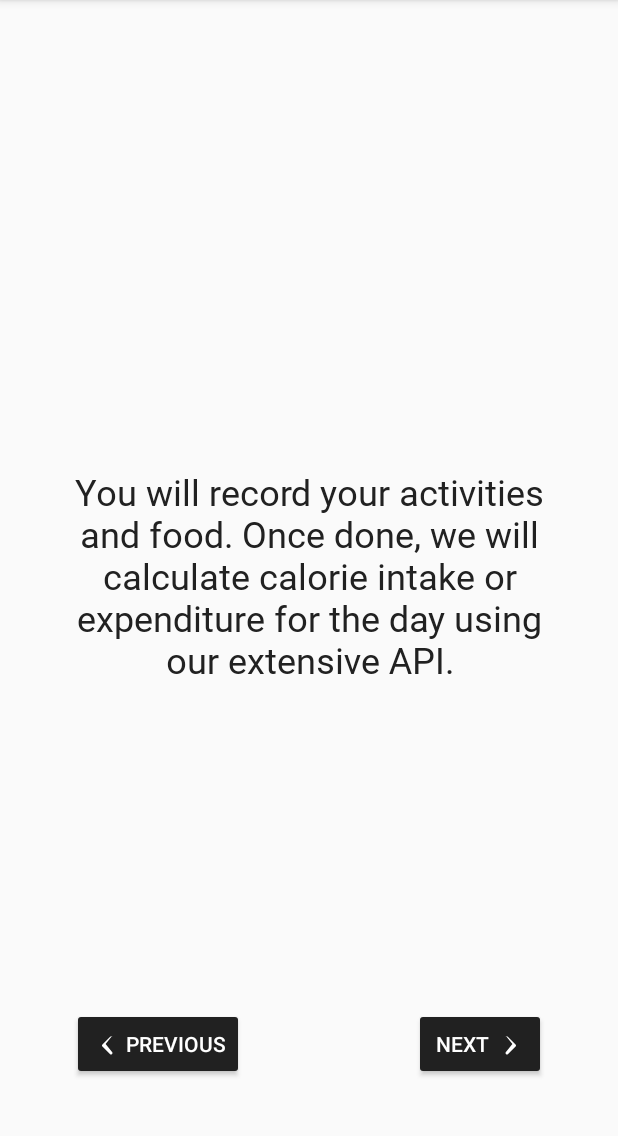
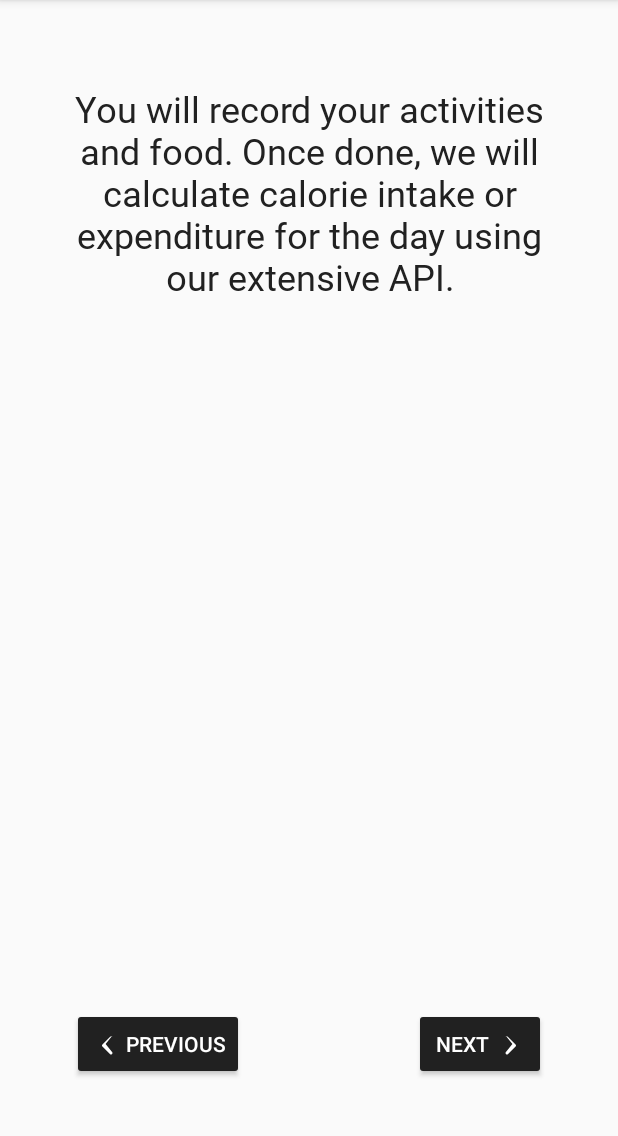
Before and after one commit to nidhinishad21/I-Am-Fit, an Android app built with Jetpack Compose: the screen it shows after launch (MainActivity), after a tap on "NEXT", on a phone screen of 412 x 824 dp, the part 84-1220 px from its top. Run offline under Robolectric (Android 15) with nearby library versions, the phone set to English and light mode, and no system bars.

Commit message:
Welcome page changes

```diff
--- a/app/src/main/AndroidManifest.xml
+++ b/app/src/main/AndroidManifest.xml
@@ -23,6 +23,10 @@
                 <category android:name="android.intent.category.LAUNCHER" />
             </intent-filter>
         </activity>
+        <activity android:name=".MainContentActivity" android:exported="true"
+            android:label="@string/app_name"
+            android:theme="@style/Theme.AppCompat.DayNight.DarkActionBar">
+        </activity>
     </application>
 
 </manifest>
--- a/app/src/main/java/com/example/iamfit/MainActivity.java
+++ b/app/src/main/java/com/example/iamfit/MainActivity.java
@@ -1,18 +1,51 @@
 package com.example.iamfit;
 
+import android.content.Intent;
+import android.content.SharedPreferences;
 import android.os.Bundle;
 import androidx.appcompat.app.AppCompatActivity;
 import androidx.viewpager2.widget.ViewPager2;
 
 public class MainActivity extends AppCompatActivity {
 
+    private static final String PREFS_NAME = "MyPrefsFile2";
+    private static final String HAS_SEEN_INTRO = "HasSeenIntro2";
+
     @Override
     protected void onCreate(Bundle savedInstanceState) {
         super.onCreate(savedInstanceState);
-        setContentView(R.layout.activity_main);
 
-        ViewPager2 viewPager = findViewById(R.id.viewPager);
-        ViewPagerAdapter adapter = new ViewPagerAdapter(this);
-        viewPager.setAdapter(adapter);
+        // Check if the user has seen the introduction screens before
+        SharedPreferences settings = getSharedPreferences(PREFS_NAME, 0);
+        if (settings.getBoolean(HAS_SEEN_INTRO, false)) {
+            // User has already seen the intro, proceed to the main activity
+            proceedToMainActivity();
+        } else {
+            // User has not seen the intro, show the introduction screens
+            setContentView(R.layout.activity_main);
+
+            ViewPager2 viewPager = findViewById(R.id.viewPager);
+            ViewPagerAdapter adapter = new ViewPagerAdapter(this);
+            viewPager.setAdapter(adapter);
+
+            viewPager.registerOnPageChangeCallback(new ViewPager2.OnPageChangeCallback() {
+                @Override
+                public void onPageSelected(int position) {
+                    super.onPageSelected(position);
+                    // If the last page is reached, set the flag and proceed to main activity
+                    if (position == adapter.getItemCount() - 1) {
+                        SharedPreferences.Editor editor = settings.edit();
+                        editor.putBoolean(HAS_SEEN_INTRO, true);
+                        editor.apply();
+                    }
+                }
+            });
+        }
+    }
+
+    private void proceedToMainActivity() {
+        Intent intent = new Intent(this, MainContentActivity.class);
+        startActivity(intent);
+        finish();
     }
 }
--- a/app/src/main/java/com/example/iamfit/ViewPagerAdapter.java
+++ b/app/src/main/java/com/example/iamfit/ViewPagerAdapter.java
@@ -10,7 +10,8 @@ public class ViewPagerAdapter extends FragmentStateAdapter {
     private static final String[] PAGE_TEXTS = {
             "Welcome to I am Fit.",
             "You will record your activities and food. Once done, we will calculate calorie intake or expenditure for the day using our extensive API.",
-            "At the end of the day, you will see a net calorie value. Positive value indicates you are gaining weight and Negative value indicates you are losing weight along with some tips."
+            "At the end of the day, you will see a net calorie value. Positive value indicates you are gaining weight and Negative value indicates you are losing weight along with some tips.",
+            "Let's get you started. We just need a few details from you to accurately log calories."
     };
 
     public ViewPagerAdapter(@NonNull FragmentActivity fragmentActivity) {
--- /dev/null
+++ b/app/src/main/res/layout/activity_main_content.xml
@@ -0,0 +1,6 @@
+<?xml version="1.0" encoding="utf-8"?>
+<androidx.constraintlayout.widget.ConstraintLayout xmlns:android="http://schemas.android.com/apk/res/android"
+    android:layout_width="match_parent"
+    android:layout_height="match_parent">
+
+</androidx.constraintlayout.widget.ConstraintLayout>
--- a/app/src/main/res/layout/fragment_intro_page.xml
+++ b/app/src/main/res/layout/fragment_intro_page.xml
@@ -9,11 +9,41 @@
         android:layout_width="wrap_content"
         android:layout_height="wrap_content"
         android:textSize="24sp"
-        android:layout_centerInParent="true"
+        android:layout_centerHorizontal="true"
+        android:layout_marginTop="24dp"
         android:textColor="?attr/colorPrimary"
         android:fontFamily="@font/roboto_slab"
         android:text=""
         android:textAlignment="center"/>
+
+    <EditText
+        android:id="@+id/weightInput"
+        android:layout_width="match_parent"
+        android:layout_height="wrap_content"
+        android:hint="Enter your weight (kg)"
+        android:inputType="numberDecimal"
+        android:visibility="gone"
+        android:layout_below="@id/textView"
+        android:layout_marginTop="16dp"/>
+
+    <EditText
+        android:id="@+id/heightInput"
+        android:layout_width="match_parent"
+        android:layout_height="wrap_content"
+        android:hint="Enter your height (cm)"
+        android:inputType="numberDecimal"
+        android:visibility="gone"
+        android:layout_below="@id/weightInput"
+        android:layout_marginTop="16dp"/>
+
+    <Button
+        android:id="@+id/dateOfBirthButton"
+        android:layout_width="match_parent"
+        android:layout_height="wrap_content"
+        android:text="Select Date of Birth"
+        android:visibility="gone"
+        android:layout_below="@id/heightInput"
+        android:layout_marginTop="16dp"/>
 
     <Button
         android:id="@+id/leftButton"
```
Also changed, not shown: app/src/main/java/com/example/iamfit/IntroPageFragment.java (+62 -1 lines), app/src/main/java/com/example/iamfit/MainContentActivity.java (added, +14 -0 lines), app/src/main/java/com/example/iamfit/UserDetailsDatabaseHelper.java (added, +46 -0 lines).
